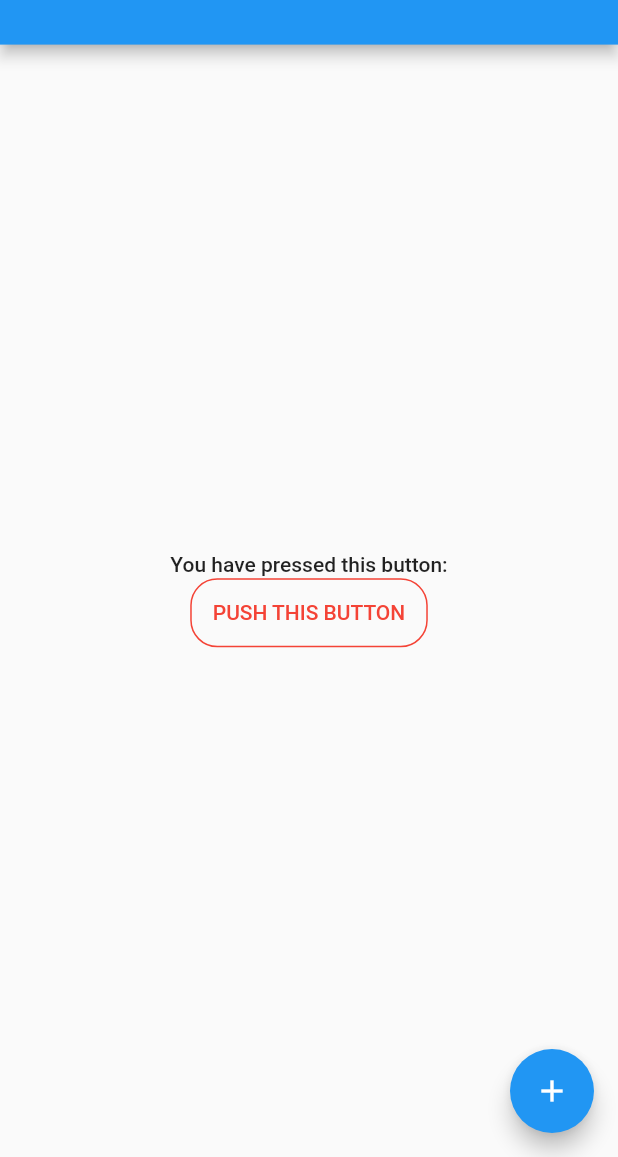
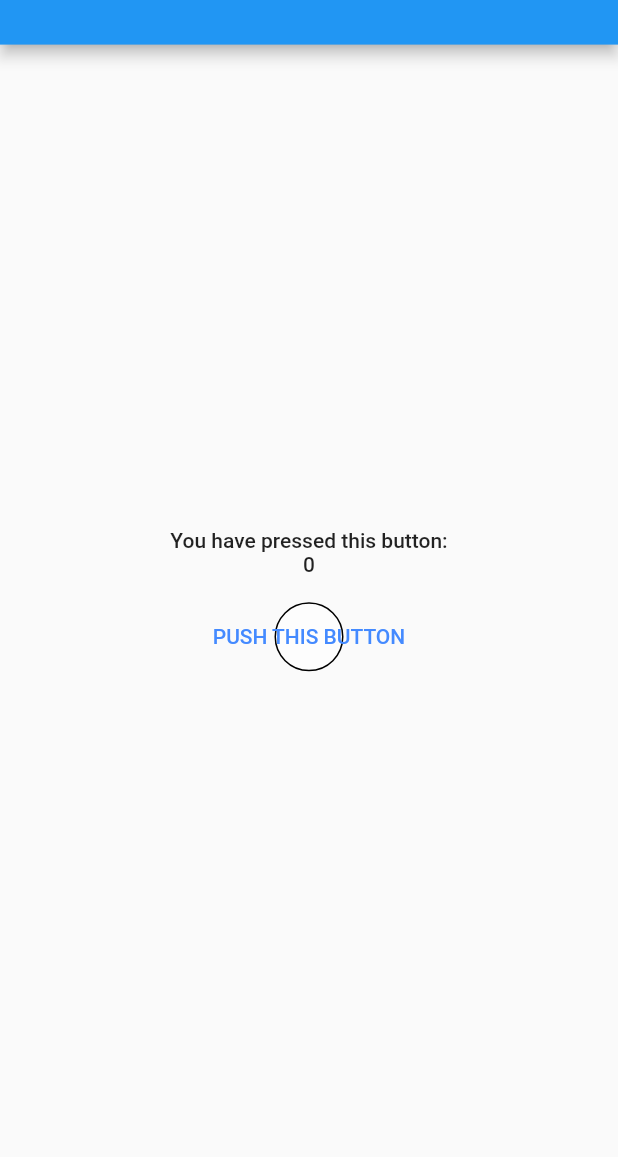
Before and after one commit to albu-alex/ReactionTime, a Flutter app: the screen it shows after launch, on a phone screen of 412 x 824 dp, the part 79-1236 px from its top. Run offline on Flutter 3.47's test engine with Material 2 defaults, Android fonts, the phone set to English and light mode, and no system bars.

Commit message:
circle button counter

```diff
--- a/lib/main.dart
+++ b/lib/main.dart
@@ -49,6 +49,13 @@ class MyHomePage extends StatefulWidget {
 
 class MyRoundButton extends State<MyHomePage>{
   int counter = 0;
+
+  void increaseCounter(){
+    setState(() {
+      counter++;
+    });
+  }
+
   @override
   Widget build(BuildContext context) {
     return Scaffold(
@@ -65,6 +72,10 @@ class MyRoundButton extends State<MyHomePage>{
               "You have pressed this button:",
               style: Theme.of(context).textTheme.bodyText1,
             ),
+            Text(
+              "$counter\n",
+              style: Theme.of(context).textTheme.bodyText1,
+            ),
             TextButton(
               child: Text(
                 "PUSH THIS BUTTON",
@@ -72,23 +83,18 @@ class MyRoundButton extends State<MyHomePage>{
               ),
               style: ButtonStyle(
                   padding: MaterialStateProperty.all<EdgeInsets>(EdgeInsets.all(15)),
-                  foregroundColor: MaterialStateProperty.all<Color>(Colors.red),
-                  shape: MaterialStateProperty.all<RoundedRectangleBorder>(
-                      RoundedRectangleBorder(
-                          borderRadius: BorderRadius.circular(18.0),
-                          side: BorderSide(color: Colors.red)
-                      )
-                  )
+                  foregroundColor: MaterialStateProperty.all<Color>(Colors.blueAccent),
+                  backgroundColor: MaterialStateProperty.all<Color>(Colors.white60),
+                  shape: MaterialStateProperty.all<CircleBorder>(
+                      CircleBorder(
+                          side: BorderSide(color: Colors.black)
+                      ),
+                  ),
               ),
-              onPressed: () => null,
+              onPressed: increaseCounter,
             ),
           ],
         ),
-      ),
-      floatingActionButton: FloatingActionButton(
-        onPressed: () => null,
-        tooltip: 'Button pressed',
-        child: Icon(Icons.add),
       ),
     );
   }
```
